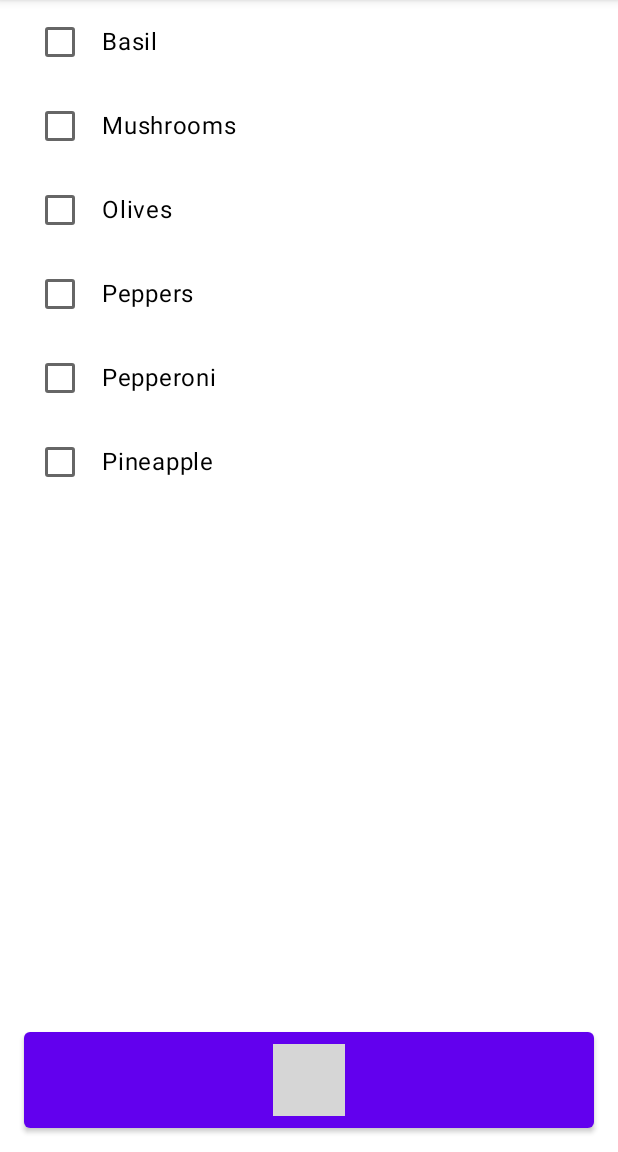
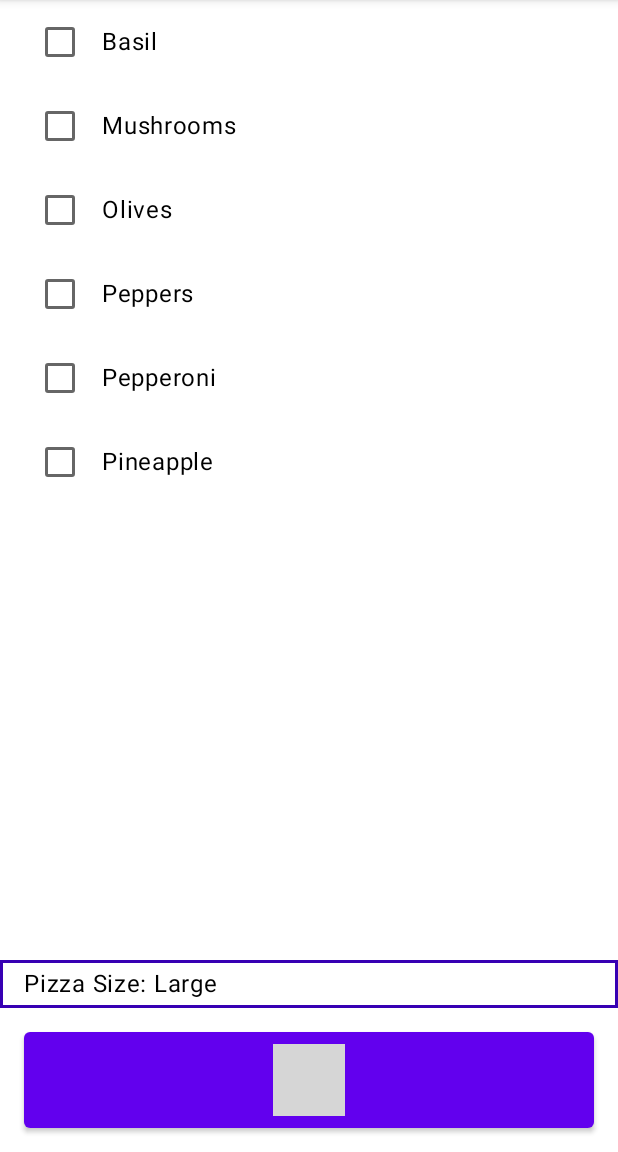
Before and after one commit to ryannmahajan/PizzaMaker, an Android app built with Jetpack Compose: the screen it shows after launch (MainActivity), on a phone screen of 412 x 824 dp, the part 84-1236 px from its top. Run offline under Robolectric (Android 15) with nearby library versions, the phone set to English and light mode, and no system bars; 1 statement that could not run was skipped; grey boxes are pictures that could not be loaded.

Commit message:
Added dropdown to customize size and hence the price

```diff
--- a/app/src/main/java/com/example/pizzamaker/model/Pizza.kt
+++ b/app/src/main/java/com/example/pizzamaker/model/Pizza.kt
@@ -5,16 +5,28 @@ import kotlinx.parcelize.Parcelize
 
 @Parcelize
 data class Pizza(
-    val toppings: Map<Topping, ToppingPlacement> = emptyMap()
+    val toppings: Map<Topping, ToppingPlacement> = emptyMap(),
+    val size: PizzaSize = PizzaSize.Large
 ) : Parcelable {
     val price: Double
-        get() = 9.99 + toppings.asSequence()
+        get() = calculatePrice()
+
+    private fun calculatePrice(): Double {
+        return (9.99 + toppings.asSequence()
             .sumOf { (_, toppingPlacement) ->
                 when (toppingPlacement) {
                     ToppingPlacement.Left, ToppingPlacement.Right -> 0.5
                     ToppingPlacement.All -> 1.0
                 }
-            }
+            } ).times(
+                when (size) {
+                    PizzaSize.Small -> 0.5
+                    PizzaSize.Medium -> 1.0
+                    PizzaSize.Large -> 1.5
+                    PizzaSize.ExtraLarge -> 2.0
+                }
+            )
+    }
 
     fun withTopping(topping: Topping, placement: ToppingPlacement?): Pizza {
         return copy(
@@ -26,4 +38,10 @@ data class Pizza(
         )
     }
 
+    fun withSize(pizzaSize: PizzaSize): Pizza {
+        return copy(
+            size = pizzaSize
+        )
+    }
+
 }
--- /dev/null
+++ b/app/src/main/java/com/example/pizzamaker/model/PizzaSize.kt
@@ -0,0 +1,13 @@
+package com.example.pizzamaker.model
+
+import androidx.annotation.StringRes
+import com.example.pizzamaker.R
+
+enum class PizzaSize(
+    @StringRes val label: Int
+) {
+    Small(R.string.small),
+    Medium(R.string.medium),
+    Large(R.string.large),
+    ExtraLarge(R.string.extra_large)
+}
--- a/app/src/main/java/com/example/pizzamaker/ui/PizzaBuilderScreen.kt
+++ b/app/src/main/java/com/example/pizzamaker/ui/PizzaBuilderScreen.kt
@@ -1,24 +1,26 @@
 package com.example.pizzamaker.ui
 
-import androidx.compose.foundation.layout.Column
-import androidx.compose.foundation.layout.fillMaxWidth
-import androidx.compose.foundation.layout.padding
+import androidx.compose.foundation.border
+import androidx.compose.foundation.clickable
+import androidx.compose.foundation.layout.*
 import androidx.compose.foundation.lazy.LazyColumn
 import androidx.compose.foundation.lazy.items
-import androidx.compose.material.Button
-import androidx.compose.material.Text
+import androidx.compose.material.*
 import androidx.compose.runtime.*
 import androidx.compose.runtime.saveable.rememberSaveable
+import androidx.compose.ui.Alignment
 import androidx.compose.ui.Modifier
+import androidx.compose.ui.res.colorResource
 import androidx.compose.ui.res.stringResource
 import androidx.compose.ui.text.intl.Locale
+import androidx.compose.ui.text.style.TextAlign
 import androidx.compose.ui.text.toUpperCase
 import androidx.compose.ui.tooling.preview.Preview
 import androidx.compose.ui.unit.dp
 import com.example.pizzamaker.R
 import com.example.pizzamaker.model.Pizza
+import com.example.pizzamaker.model.PizzaSize
 import com.example.pizzamaker.model.Topping
-import com.example.pizzamaker.model.ToppingPlacement
 import java.text.NumberFormat
 
 @Preview
@@ -38,6 +40,12 @@ fun PizzaBuilderScreen (
                 .fillMaxWidth()
                 .weight(1f, fill = true)
         )
+
+        SizeDropdown(
+            pizza = pizza,
+            onEditPizza = {pizza = it}
+        )
+
         OrderButton(
             pizza,
             modifier = Modifier
@@ -46,6 +54,42 @@ fun PizzaBuilderScreen (
         )
     }
 
+}
+
+@Composable
+private fun SizeDropdown(pizza: Pizza, onEditPizza: (Pizza) -> Unit, modifier: Modifier = Modifier) {
+    var expanded: Boolean by rememberSaveable { mutableStateOf(false) }
+    val sizes = PizzaSize.values()
+
+    Box(modifier = Modifier
+        .fillMaxWidth()
+        .border(width = 2.dp, color = colorResource(R.color.purple_700))
+        .wrapContentSize(Alignment.TopEnd)) {
+        Text(
+            "Pizza Size: ${stringResource(pizza.size.label)}",
+            modifier = Modifier
+                .fillMaxWidth()
+                .clickable(onClick = { expanded = true })
+                .padding(vertical = 4.dp, horizontal = 16.dp),
+            style = MaterialTheme.typography.body1,
+
+        )
+
+        DropdownMenu(
+            expanded = expanded,
+            onDismissRequest = { expanded = false },
+            modifier = modifier,
+        ) {
+        sizes.forEach { pizzaSize:PizzaSize ->
+            DropdownMenuItem(onClick = {
+                onEditPizza(pizza.withSize(pizzaSize))
+                expanded = false
+            }) {
+                Text(text = stringResource(pizzaSize.label))
+            }
+        }
+        }
+    }
 }
 
 @Composable
--- a/app/src/main/res/values/strings.xml
+++ b/app/src/main/res/values/strings.xml
@@ -12,4 +12,8 @@
     <string name="topping_pineapple">Pineapple</string>
     <string name="place_order_button">Place Order (%1$s)</string>
     <string name="placement_prompt">Where do you want %1$s on your pizza?</string>
+    <string name="small">Small</string>
+    <string name="medium">Medium</string>
+    <string name="large">Large</string>
+    <string name="extra_large">Extra Large</string>
 </resources>
```
